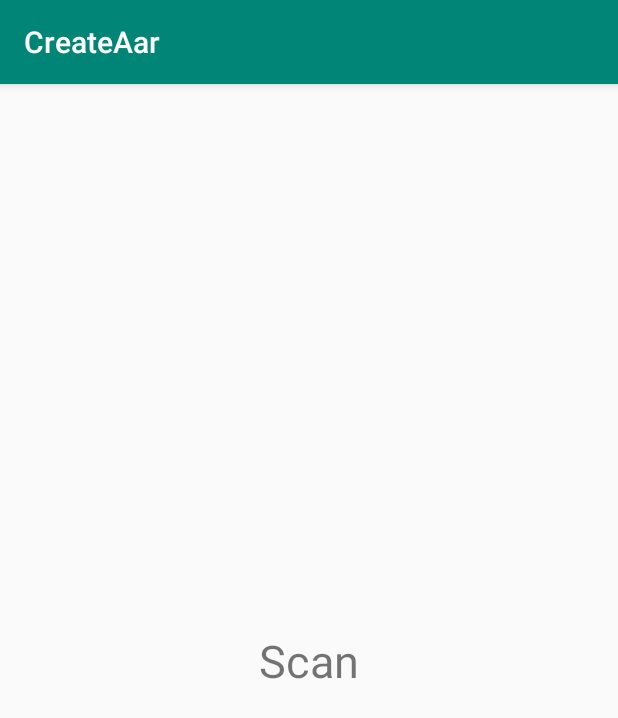
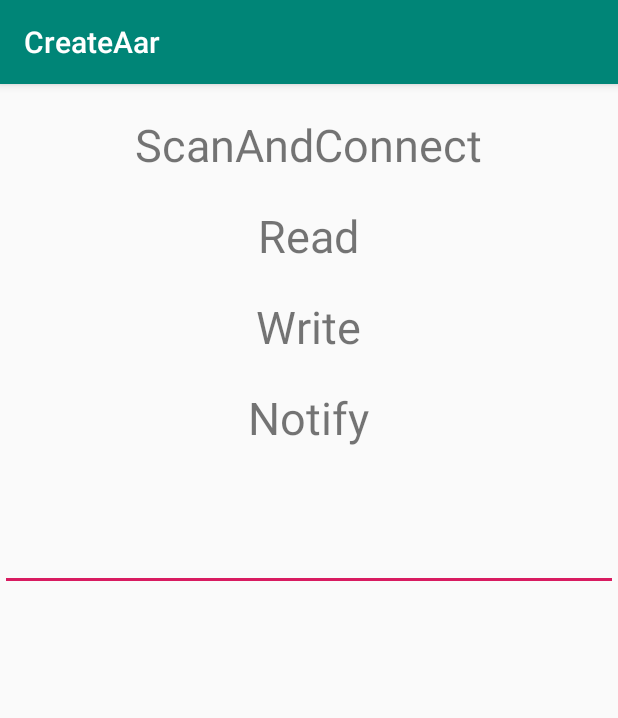
Before and after one commit to LeoKingdom/CreateAar, an Android app: the screen it shows after launch (MainActivity), on a phone screen of 412 x 824 dp. Shown: the top 718 px of the screen. Run offline under Robolectric (Android 15) with nearby library versions, the phone set to English and light mode, and no system bars; libraries missing offline, so code that uses them is left out: com.clj.fastble; 4 statements that could not run were skipped.

```diff
--- a/app/src/main/java/com/ly/createaar/MainActivity.java
+++ b/app/src/main/java/com/ly/createaar/MainActivity.java
@@ -1,28 +1,44 @@
 package com.ly.createaar;
 
 import android.Manifest;
-import android.bluetooth.BluetoothGatt;
 import android.content.pm.PackageManager;
 import android.os.Build;
 import android.support.v4.app.ActivityCompat;
 import android.support.v7.app.AppCompatActivity;
 import android.os.Bundle;
+import android.text.TextUtils;
 import android.util.Log;
 import android.view.View;
+import android.widget.EditText;
+import android.widget.Toast;
 
 import com.clj.fastble.data.BleDevice;
-import com.clj.fastble.utils.BleLog;
-import com.ly.bluetoothhelper.BluetoothHelper;
+import com.clj.fastble.exception.BleException;
+import com.ly.bluetoothhelper.helper.BluetoothHelper;
+import com.ly.bluetoothhelper.utils.TransformUtils;
+
+import java.util.Arrays;
 
 public class MainActivity extends AppCompatActivity {
 
     private VirtualLeashHelper bluetoothHelper;
-
+    private BluetoothHelper bluetoothHelper1;
+    private BleDevice bleDevice;
+    private EditText editText;
     @Override
     protected void onCreate(Bundle savedInstanceState) {
         super.onCreate(savedInstanceState);
         setContentView(R.layout.activity_main);
+        editText=findViewById(R.id.edittext);
         bluetoothHelper = VirtualLeashHelper.getInstance().init(getApplication());
+        bluetoothHelper1=new BluetoothHelper(getApplication());
+        bluetoothHelper1.initUuid(null,
+                "00005500-d102-11e1-9b23-00025b00a5a5",
+                "00005501-d102-11e1-9b23-00025b00a5a5",
+                "00005501-d102-11e1-9b23-00025b00a5a5",
+                "00005501-d102-11e1-9b23-00025b00a5a5",
+                "00005501-d102-11e1-9b23-00025b00a5a5",
+                "00005501-d102-11e1-9b23-00025b00a5a5");
 //        myHandler = new MyHandler(this);
         checkLocation();
     }
@@ -47,8 +63,53 @@ public class MainActivity extends AppCompatActivity {
         return false;
     }
 
+    private void toast(String msg){
+        Toast.makeText(this,"show---:"+msg,Toast.LENGTH_LONG).show();
+    }
+
+    public void read(View view){
+
+        bluetoothHelper1.read(bleDevice, new BluetoothHelper.ReadListener() {
+            @Override
+            public void onReadSuccess(byte[] data) {
+                toast(TransformUtils.bytesToHexString(data));
+            }
+
+            @Override
+            public void onReadFailure(BleException exception) {
+
+            }
+        });
+    }
+
+    public void write(View view){
+        String msg=editText.getText().toString().trim();
+//        if (TextUtils.isEmpty(msg)) return;
+        byte[] datas= TransformUtils.getHexBytes(msg);
+        bluetoothHelper1.write(bleDevice,new byte[]{-85,0,10},new BluetoothHelper.WriteListener(){
+            @Override
+            public void onWriteSuccess(int current, int total, byte[] justWrite) {
+                toast("current----"+current+"/total---"+total+"/each---"+TransformUtils.bytesToHexString(justWrite));
+            }
+
+            @Override
+            public void onWriteFailure(BleException exception) {
+
+            }
+        });
+    }
+
+    public void notify(View view){
+        toast(TransformUtils.string2HexString("0x20")+"");
+        Log.e("string2HexString---",TransformUtils.hex2int("AB")+"");
+        Log.e("hexString2String---",TransformUtils.hexString2String("30783230"));
+        Log.e("hexString2bytes---", Arrays.toString(TransformUtils.hexToByteArray("Ab000A")));
+        Log.e("bytes2hexString---", TransformUtils.bytesToHexString(new byte[]{-85,0,10}));
+//        byte[] bytes=new byte[]{'0xAB',};
+    }
+
     public void scan(View view) {
-        bluetoothHelper.openVirtualLeash(true, null, "Family watch ");
+        bluetoothHelper.openVirtualLeash(true, "01:02:04:05:06:07", "");
         bluetoothHelper.openReconnectListen();
         bluetoothHelper.setScanStartListener(() -> {
             Log.e("scanStart---", "run");
@@ -61,6 +122,8 @@ public class MainActivity extends AppCompatActivity {
 
         bluetoothHelper.setConnectSuccessListener((bleDevice, gatt) -> {
             if (bleDevice != null) {
+                this.bleDevice = bleDevice;
+                toast(bleDevice.getName()+"/"+bleDevice.getMac());
                 Log.e("connectSuccess---", bleDevice.getName() + "");
             }
         });
--- a/app/src/main/java/com/ly/createaar/ReconnectHelper.java
+++ b/app/src/main/java/com/ly/createaar/ReconnectHelper.java
@@ -4,9 +4,8 @@ import android.os.CountDownTimer;
 import android.os.Handler;
 import android.os.Message;
 
-import com.clj.fastble.BleManager;
 import com.clj.fastble.data.BleDevice;
-import com.ly.bluetoothhelper.BluetoothHelper;
+import com.ly.bluetoothhelper.helper.BluetoothHelper;
 
 import java.lang.ref.WeakReference;
 import java.util.ArrayList;
--- a/app/src/main/res/layout/activity_main.xml
+++ b/app/src/main/res/layout/activity_main.xml
@@ -1,20 +1,49 @@
 <?xml version="1.0" encoding="utf-8"?>
-<android.support.constraint.ConstraintLayout xmlns:android="http://schemas.android.com/apk/res/android"
+<LinearLayout xmlns:android="http://schemas.android.com/apk/res/android"
     xmlns:app="http://schemas.android.com/apk/res-auto"
     xmlns:tools="http://schemas.android.com/tools"
     android:layout_width="match_parent"
     android:layout_height="match_parent"
-    tools:context=".MainActivity">
+    tools:context=".MainActivity"
+    android:orientation="vertical"
+    android:gravity="center_horizontal">
 
     <TextView
         android:layout_width="wrap_content"
         android:layout_height="wrap_content"
-        android:text="Scan"
+        android:text="ScanAndConnect"
         android:textSize="30sp"
-        app:layout_constraintBottom_toBottomOf="parent"
-        app:layout_constraintLeft_toLeftOf="parent"
-        app:layout_constraintRight_toRightOf="parent"
-        app:layout_constraintTop_toTopOf="parent"
-        android:onClick="scan"/>
+        android:onClick="scan"
+        android:layout_marginTop="20dp"/>
 
-</android.support.constraint.ConstraintLayout>
+    <TextView
+        android:layout_width="wrap_content"
+        android:layout_height="wrap_content"
+        android:text="Read"
+        android:textSize="30sp"
+        android:onClick="read"
+        android:layout_marginTop="20dp"/>
+    <TextView
+        android:layout_width="wrap_content"
+        android:layout_height="wrap_content"
+        android:text="Write"
+        android:textSize="30sp"
+        android:onClick="write"
+        android:layout_marginTop="20dp"/>
+    <TextView
+        android:layout_width="wrap_content"
+        android:layout_height="wrap_content"
+        android:text="Notify"
+        android:textSize="30sp"
+        android:onClick="notify"
+        android:layout_marginTop="20dp"/>
+    <EditText
+        android:id="@+id/edittext"
+        android:layout_width="match_parent"
+        android:layout_height="wrap_content"
+        android:layout_marginTop="50dp"
+        android:paddingEnd="10dp"
+        android:paddingStart="10dp"
+        android:singleLine="true"
+        android:digits="0123456789abcdf"/>
+</LinearLayout>
--- a/bluetoothhelper/src/main/java/com/ly/bluetoothhelper/BleUuidHelper.java
+++ b/bluetoothhelper/src/main/java/com/ly/bluetoothhelper/helper/BleUuidHelper.java
@@ -1,4 +1,4 @@
-package com.ly.bluetoothhelper;
+package com.ly.bluetoothhelper.helper;
 
 import java.util.UUID;
 
--- a/bluetoothhelper/src/main/java/com/ly/bluetoothhelper/BluetoothHelper.java
+++ b/bluetoothhelper/src/main/java/com/ly/bluetoothhelper/helper/BluetoothHelper.java
@@ -1,25 +1,16 @@
-package com.ly.bluetoothhelper;
+package com.ly.bluetoothhelper.helper;
 
-import android.app.Activity;
 import android.app.Application;
 import android.app.PendingIntent;
-import android.app.Service;
 import android.bluetooth.BluetoothAdapter;
 import android.bluetooth.BluetoothGatt;
-import android.bluetooth.BluetoothGattCharacteristic;
 import android.content.Context;
 import android.content.Intent;
 import android.location.LocationManager;
 import android.net.Uri;
-import android.os.Binder;
 import android.os.Build;
-import android.os.Handler;
-import android.os.IBinder;
-import android.os.Message;
 import android.provider.Settings;
-import android.support.annotation.Nullable;
 import android.support.v4.app.Fragment;
-import android.util.ArrayMap;
 import android.util.Log;
 
 import com.clj.fastble.BleManager;
@@ -34,13 +25,9 @@ import com.clj.fastble.data.BleDevice;
 import com.clj.fastble.exception.BleException;
 import com.clj.fastble.scan.BleScanRuleConfig;
 import com.clj.fastble.utils.BleLog;
-import com.ly.bluetoothhelper.BleUuidHelper;
 
 
-import java.lang.ref.WeakReference;
-import java.util.HashMap;
 import java.util.List;
-import java.util.Map;
 import java.util.UUID;
 
 /**
@@ -279,7 +266,8 @@ public class BluetoothHelper {
 
         @Override
         public void onScanning(BleDevice bleDevice) {
-
+            if (bleDevice!=null)
+            Log.e("device---",bleDevice.getMac()+"");
         }
     };
 
```
Also changed, not shown: app/src/main/java/com/ly/createaar/VirtualLeashHelper.java (+13 -2 lines), bluetoothhelper/src/main/java/com/ly/bluetoothhelper/utils/TransformUtils.java (added, +142 -0 lines).
